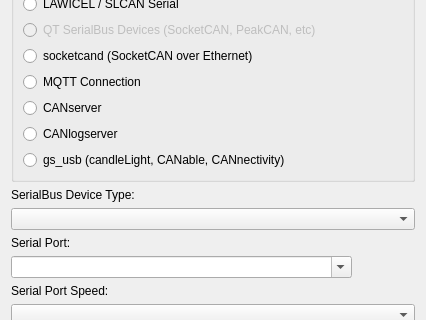
First picture: the form in ui/newconnectiondialog.ui, repository fasttube/SavvyCAN, before the edit; both pictures show x 0 to 426 and y 98 to 418 of the 426 by 585 pixel window.
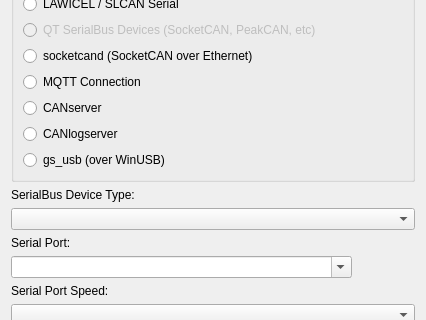
Second picture: the form after the edit.

Commit message:
fix: skip saved connections this build cannot create
CanConFactory::create() returns nullptr for a type the platform does not
support, and loadConnections() handed that straight to the model, which
appends it to the connection list unguarded. Every later iteration over that
list then dereferences it.

Reachable by carrying a settings file holding a gs_usb connection from
Windows to another platform, and by any saved type id the factory does not
recognise.

Claude-Session: https://claude.ai/code/session_01XZnuZJ7zc3e8hk6C8bGDZN

```diff
--- a/ui/newconnectiondialog.ui
+++ b/ui/newconnectiondialog.ui
@@ -88,7 +88,7 @@
       <item row="8" column="0">
        <widget class="QRadioButton" name="rbGSUSB">
         <property name="text">
-         <string>gs_usb (candleLight, CANable, CANnectivity)</string>
+         <string>gs_usb (over WinUSB)</string>
         </property>
        </widget>
       </item>
```
The commit also changes 1 other file.
